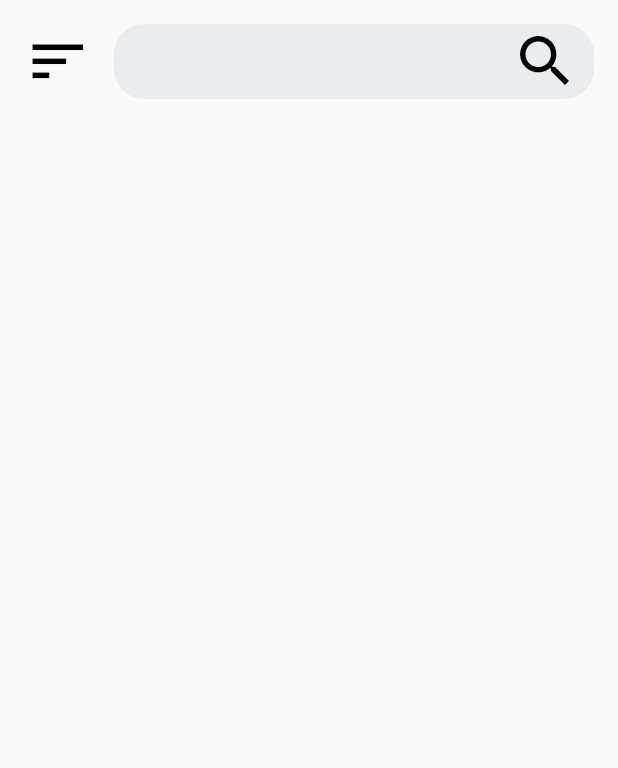
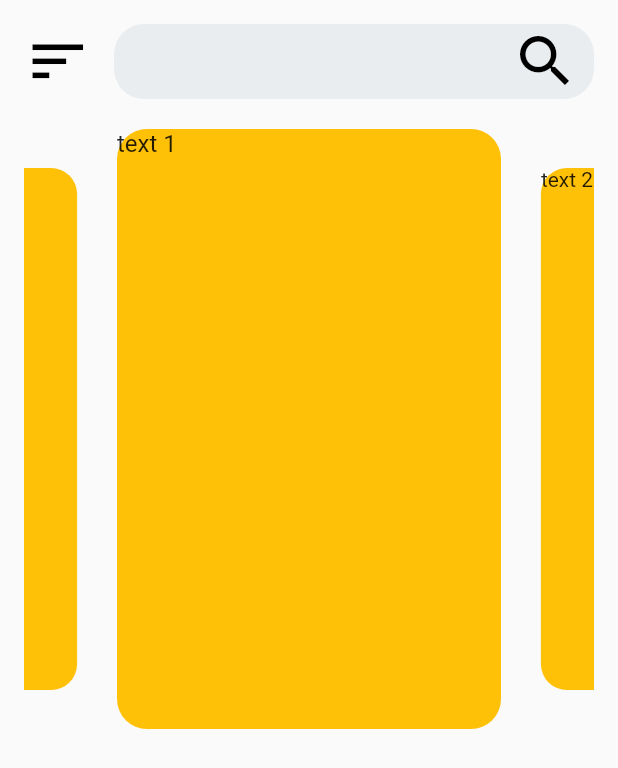
Before and after one commit to musabagab/Wallpapery, a Flutter app: the screen it shows after launch, on a phone screen of 412 x 824 dp. Shown: the top 768 px of the screen. Run offline on Flutter 3.47's test engine with Material 2 defaults, Android fonts, the phone set to English and light mode, and no system bars; drawn by our look-alikes of carousel_slider; our stand-ins replace splashscreen.

```diff
--- a/lib/screens/HomeScreen.dart
+++ b/lib/screens/HomeScreen.dart
@@ -1,3 +1,4 @@
+import 'package:carousel_slider/carousel_slider.dart';
 import 'package:flutter/material.dart';
 import 'package:wallpapery/widgets/SearchBar.dart';
 
@@ -16,6 +17,30 @@ class _HomeState extends State<Home> {
         child: Column(
           children: <Widget>[
             SearchBar(),
+            SizedBox(
+              height: 20,
+            ),
+            CarouselSlider(
+              height: 400.0,
+              enlargeCenterPage: true,
+              viewportFraction: .7,
+              items: [1, 2, 3, 4, 5].map((i) {
+                return Builder(
+                  builder: (BuildContext context) {
+                    return Container(
+                        width: MediaQuery.of(context).size.width,
+                        margin: EdgeInsets.symmetric(horizontal: 5.0),
+                        decoration: BoxDecoration(
+                            color: Colors.amber,
+                            borderRadius: BorderRadius.circular(20)),
+                        child: Text(
+                          'text $i',
+                          style: TextStyle(fontSize: 16.0),
+                        ));
+                  },
+                );
+              }).toList(),
+            )
           ],
         ),
       ),
--- a/pubspec.yaml
+++ b/pubspec.yaml
@@ -21,7 +21,7 @@ dependencies:
     sdk: flutter
   splashscreen: ^1.2.0
   cupertino_icons: ^0.1.2
-
+  carousel_slider: ^1.4.1
 dev_dependencies:
   flutter_test:
     sdk: flutter
```
Also changed, not shown: pubspec.lock.
